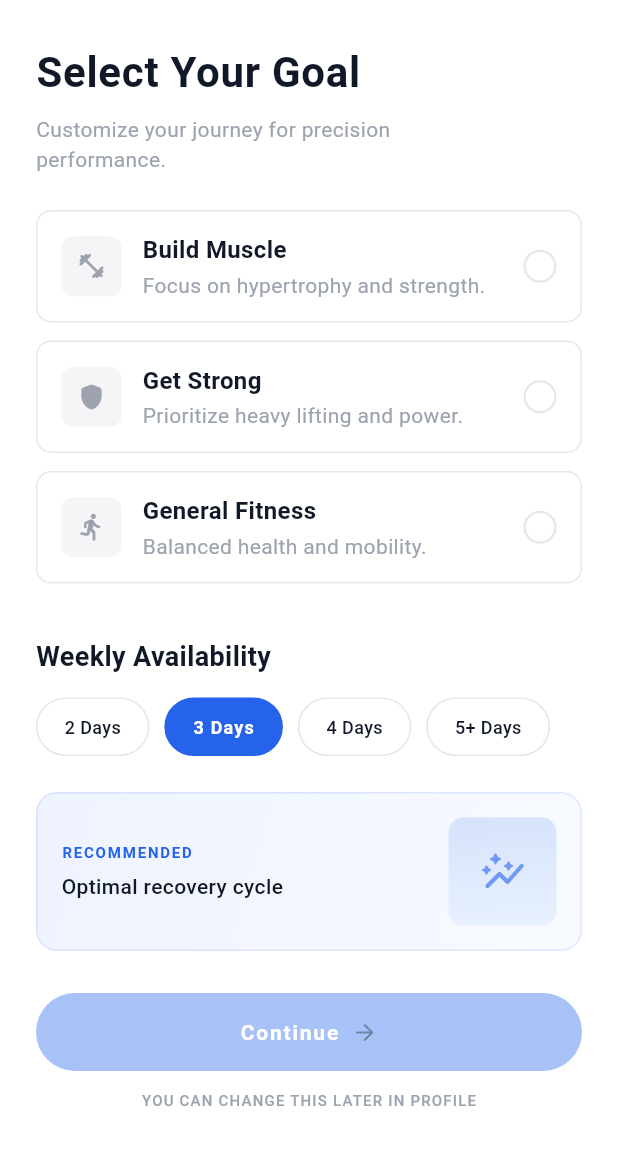
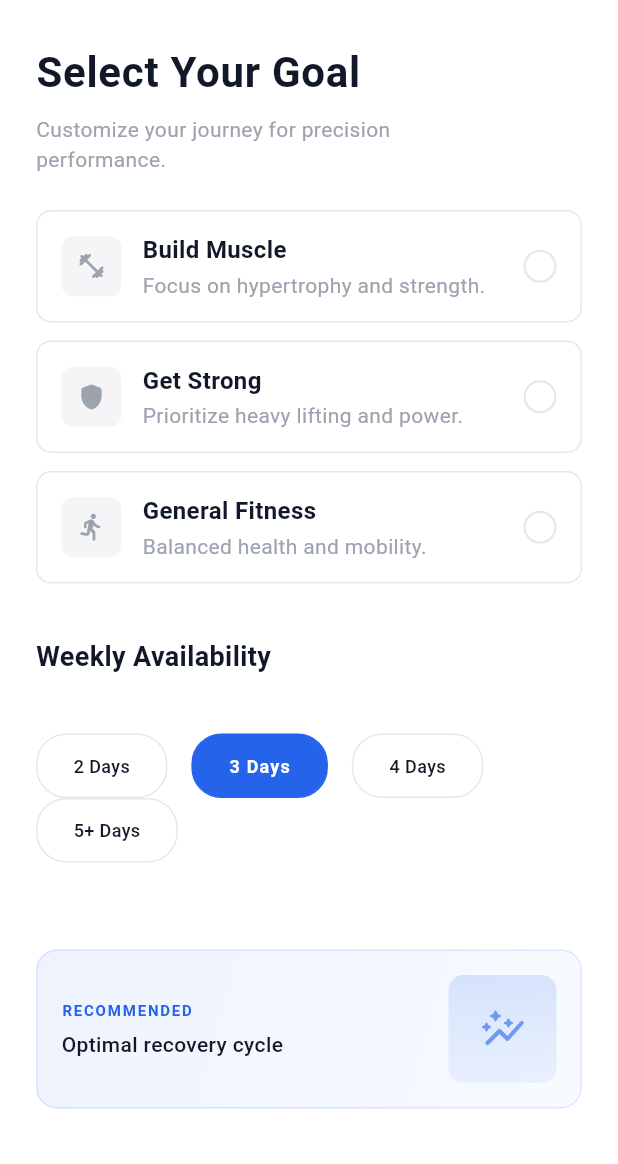
Before and after one commit to Abdelrhman-47/fit-flow, a Flutter app: the OnBoardingView screen opened by its route, on a phone screen of 412 x 824 dp, the part 72-1236 px from its top. Run offline on Flutter 3.47's test engine with Material 3 defaults, Android fonts, the phone set to English and light mode, and no system bars; our stand-ins replace bloc, dartz, firebase_auth, firebase_core, flutter_bloc, go_router and 1 more; accounts and stored records are empty; generated files the repository leaves out were written again.

Commit message:
style: Update spacing and padding in onboarding UI components

```diff
--- a/lib/featuers/onboarding/ui/views/on_boarding_view.dart
+++ b/lib/featuers/onboarding/ui/views/on_boarding_view.dart
@@ -69,9 +69,9 @@ class _OnBoardingViewState extends State<OnBoardingView> {
               // ── Weekly Availability ───────────────────────
               Text('Weekly Availability',
                   style: AppTextStyles.heading3Dark.copyWith(fontSize: 18)),
-              const SizedBox(height: 14),
+              const SizedBox(height: 38),
               Wrap(
-                spacing: 10,
+                spacing: 16,
                 children: OnboardingData.availabilityOptions.map((option) {
                   return AvailabilityChip(
                     label: option,
@@ -81,14 +81,14 @@ class _OnBoardingViewState extends State<OnBoardingView> {
                   );
                 }).toList(),
               ),
-              const SizedBox(height: 24),
+              const SizedBox(height: 58),
 
               // ── Recommendation ────────────────────────────
               RecommendationCard(
                 recommendation: OnboardingData.getRecommendation(
                     _selectedAvailability),
               ),
-              const SizedBox(height: 28),
+              const SizedBox(height: 170),
 
               // ── Continue button ───────────────────────────
               CustomOnboardingButton(
--- a/lib/featuers/onboarding/ui/widgets/availability_chip.dart
+++ b/lib/featuers/onboarding/ui/widgets/availability_chip.dart
@@ -20,7 +20,7 @@ class AvailabilityChip extends StatelessWidget {
       onTap: onTap,
       child: AnimatedContainer(
         duration: const Duration(milliseconds: 200),
-        padding: const EdgeInsets.symmetric(horizontal: 18, vertical: 10),
+        padding: const EdgeInsets.symmetric(horizontal: 24, vertical: 12),
         decoration: BoxDecoration(
           color: isSelected ? AppColors.primary : Colors.white,
           borderRadius: BorderRadius.circular(20),
```
